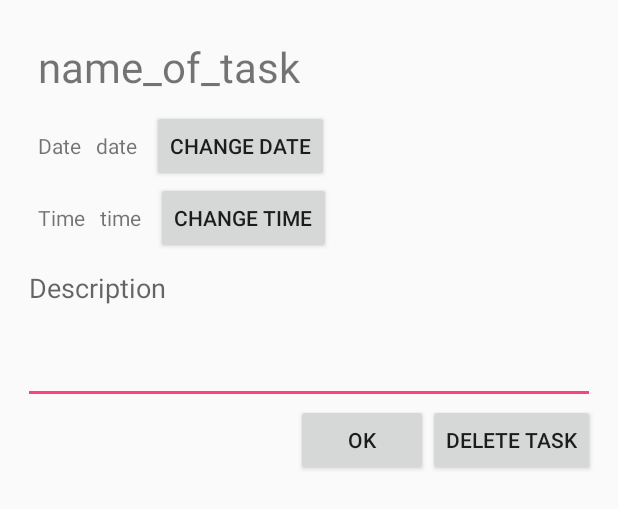
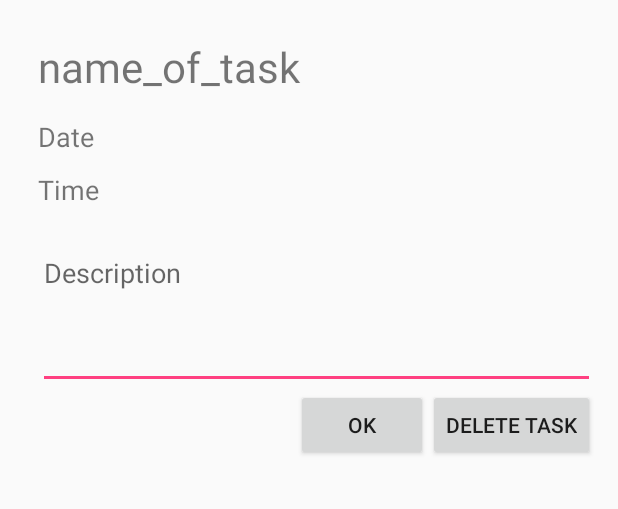
Before and after one commit to DenisNosov/TaskScheduler, an Android app: the layout activity_task.xml on its own in the app's theme, with its tools: preview values and no code run, on a phone screen of 412 x 824 dp. Shown: the top 509 px of the screen. Run offline under Robolectric (Android 15) with nearby library versions, the phone set to English and light mode, and no system bars; plain views replace MaterialEditText.

Commit message:
some UI and code improvements

```diff
--- a/app/src/main/java/denis/dev/taskscheduler/AddingActivity/AddingActivity.java
+++ b/app/src/main/java/denis/dev/taskscheduler/AddingActivity/AddingActivity.java
@@ -3,6 +3,7 @@ package denis.dev.taskscheduler.AddingActivity;
 import android.app.TimePickerDialog;
 import android.content.Intent;
 import android.os.Bundle;
+import android.text.format.DateUtils;
 import android.widget.DatePicker;
 import android.widget.EditText;
 import android.widget.TextView;
@@ -72,8 +73,8 @@ public class AddingActivity extends MvpAppCompatActivity implements AddingView {
 		addingPresenter.setNewHour(today.get(Calendar.HOUR_OF_DAY));
 		addingPresenter.setNewMinute(today.get(Calendar.MINUTE));
 
-		tvAddDate.setText(today.get(Calendar.DAY_OF_MONTH) + "." + today.get(Calendar.MONTH) + "." + today.get(Calendar.YEAR));
-		tvAddTime.setText(today.get(Calendar.HOUR_OF_DAY) + ":" + today.get(Calendar.MINUTE));
+		tvAddDate.setText(DateUtils.formatDateTime(this, today.getTimeInMillis(), DateUtils.FORMAT_SHOW_DATE | DateUtils.FORMAT_SHOW_YEAR));
+		tvAddTime.setText(DateUtils.formatDateTime(this, today.getTimeInMillis(), DateUtils.FORMAT_SHOW_TIME));
 	}
 
 	@Override
--- a/app/src/main/java/denis/dev/taskscheduler/MainActivity/MainActivity.java
+++ b/app/src/main/java/denis/dev/taskscheduler/MainActivity/MainActivity.java
@@ -71,8 +71,6 @@ public class MainActivity extends MvpAppCompatActivity implements MainView {
     @Override
     public void refreshListView() {
         Log.d(TAG, "refreshListView: refreshing listView");
-//        taskAdapter = new TaskAdapter(this, R.layout.task_layout, mPresenter.getItems(), mPresenter.onCheckBoxListener);
-//		lvTasks.setAdapter(taskAdapter);
 		taskAdapter.updateList(mPresenter.getItems());
         Log.d(TAG, "refreshListView: listView refreshed");
     }
@@ -114,7 +112,7 @@ public class MainActivity extends MvpAppCompatActivity implements MainView {
 		PendingIntent pendingContentIntent = PendingIntent.getActivity(this, Data.NOTIFICATION_ID, contentIntent, PendingIntent.FLAG_CANCEL_CURRENT);
 
 		Notification notification = new Notification.Builder(this)
-				.setSmallIcon(R.drawable.ic_launcher_foreground)
+				.setSmallIcon(R.drawable.ic_launcher_background)
 				.setContentTitle("Reminder")
 				.setContentText(newTask.getName())
 				.setWhen(newDateTime.getTimeInMillis())
--- a/app/src/main/java/denis/dev/taskscheduler/TaskActivity/TaskView.java
+++ b/app/src/main/java/denis/dev/taskscheduler/TaskActivity/TaskView.java
@@ -8,5 +8,6 @@ public interface TaskView extends MvpView {
     void setDate(Calendar date);
     void setTime(Calendar date);
     void setName(String name);
+    void setDescription(String description);
     void onFinish(boolean b, boolean b1, Calendar date, Calendar time);
 }
--- a/app/src/main/res/layout/activity_adding.xml
+++ b/app/src/main/res/layout/activity_adding.xml
@@ -4,7 +4,8 @@
     xmlns:android="http://schemas.android.com/apk/res/android"
     xmlns:app="http://schemas.android.com/apk/res-auto">
 <LinearLayout xmlns:android="http://schemas.android.com/apk/res/android"
-    android:orientation="vertical" android:layout_width="match_parent"
+    android:orientation="vertical"
+    android:layout_width="match_parent"
     android:layout_height="match_parent"
     android:padding="15dp">
 
@@ -28,6 +29,7 @@
         android:orientation="horizontal">
 
         <TextView
+            android:textSize="18sp"
             android:layout_width="wrap_content"
             android:layout_height="wrap_content"
             android:text="Date"
@@ -48,6 +50,7 @@
         android:orientation="horizontal">
 
         <TextView
+            android:textSize="18sp"
             android:layout_marginRight="10dp"
             android:layout_width="wrap_content"
             android:layout_height="wrap_content"
--- a/app/src/main/res/layout/activity_task.xml
+++ b/app/src/main/res/layout/activity_task.xml
@@ -23,52 +23,50 @@
     </LinearLayout>
 
     <LinearLayout
-        android:layout_width="wrap_content"
-        android:layout_height="wrap_content">
+        android:paddingVertical="5dp"
+        android:layout_width="match_parent"
+        android:layout_height="wrap_content"
+        android:orientation="horizontal">
 
         <TextView
+            android:textSize="18sp"
             android:layout_marginHorizontal="10dp"
             android:layout_width="wrap_content"
             android:layout_height="wrap_content"
-            android:text="Date"/>
+            android:text="Date" />
+
         <TextView
+            style="@style/Link"
             android:id="@+id/tvTaskDate"
-            android:text="date"
             android:layout_width="wrap_content"
-            android:layout_height="wrap_content"
-            android:layout_marginRight="10dp"/>
-        <Button
-            android:id="@+id/btnChangeDate"
-            android:layout_width="wrap_content"
-            android:layout_height="wrap_content"
-            android:text="Change date"/>
+            android:layout_height="wrap_content" />
 
     </LinearLayout>
 
     <LinearLayout
-        android:layout_width="wrap_content"
-        android:layout_height="wrap_content">
+        android:paddingVertical="5dp"
+        android:layout_width="match_parent"
+        android:layout_height="wrap_content"
+        android:orientation="horizontal">
 
         <TextView
+            android:textSize="18sp"
             android:layout_marginHorizontal="10dp"
             android:layout_width="wrap_content"
             android:layout_height="wrap_content"
-            android:text="Time"/>
+            android:text="Time" />
+
         <TextView
+            style="@style/Link"
             android:id="@+id/tvTaskTime"
-            android:text="time"
             android:layout_width="wrap_content"
-            android:layout_height="wrap_content"
-            android:layout_marginRight="10dp"/>
-        <Button
-            android:id="@+id/btnChangeTime"
-            android:layout_width="wrap_content"
-            android:layout_height="wrap_content"
-            android:text="Change time"/>
+            android:layout_height="wrap_content" />
 
     </LinearLayout>
 
     <com.rengwuxian.materialedittext.MaterialEditText
+        android:layout_marginTop="15dp"
+        android:layout_marginLeft="10dp"
         android:hint="Description"
         app:met_floatingLabel="highlight"
         android:id="@+id/etTaskDescription"
```
Also changed, not shown: app/src/main/java/denis/dev/taskscheduler/TaskActivity/TaskActivity.java (+13 -15 lines), app/src/main/java/denis/dev/taskscheduler/TaskActivity/TaskPresenter.java (+16 -5 lines).
